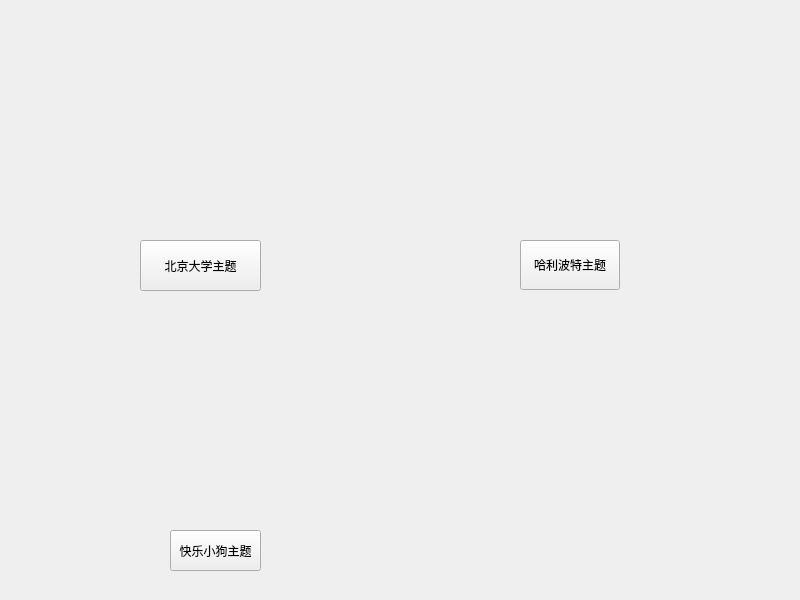
Before: the Qt Designer form realProgect/choosetheme.ui in Arthur381/QTproject, drawn with Qt 5.
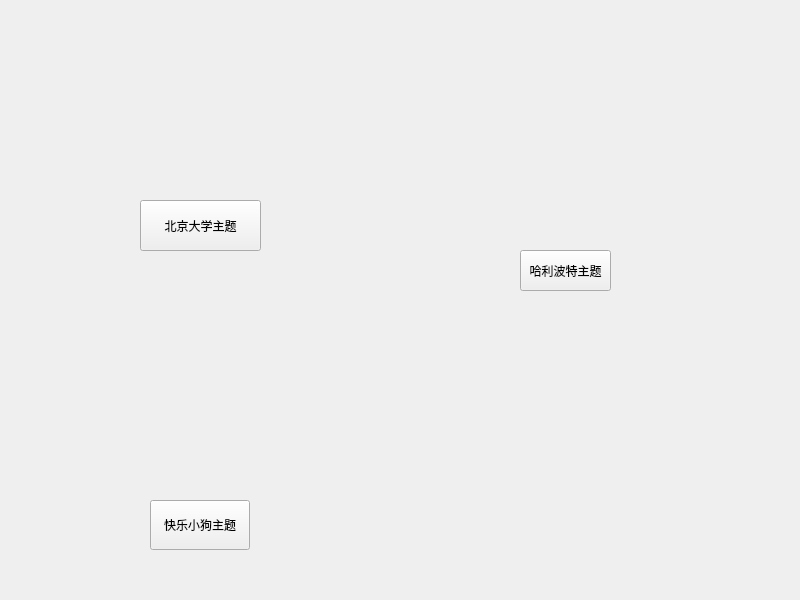
After: the same form once the commit is applied. Custom widgets are drawn as their Qt base class.

Patch:
```diff
--- a/realProgect/choosetheme.ui
+++ b/realProgect/choosetheme.ui
@@ -25,11 +25,11 @@
   <property name="windowTitle">
    <string>Form</string>
   </property>
-  <widget class="HoverButton" name="themeHP">
+  <widget class="QPushButton" name="themeHP">
    <property name="geometry">
     <rect>
-     <x>520</x>
-     <y>240</y>
+     <x>150</x>
+     <y>500</y>
      <width>100</width>
      <height>50</height>
     </rect>
@@ -47,7 +47,7 @@
     </size>
    </property>
    <property name="text">
-    <string>哈利波特主题</string>
+    <string>快乐小狗主题</string>
    </property>
   </widget>
   <widget class="QLabel" name="laPKU">
@@ -80,7 +80,7 @@
    <property name="geometry">
     <rect>
      <x>140</x>
-     <y>240</y>
+     <y>200</y>
      <width>121</width>
      <height>51</height>
     </rect>
@@ -93,7 +93,7 @@
    <property name="geometry">
     <rect>
      <x>100</x>
-     <y>310</y>
+     <y>290</y>
      <width>231</width>
      <height>201</height>
     </rect>
@@ -105,14 +105,14 @@
   <widget class="QPushButton" name="HappyDog">
    <property name="geometry">
     <rect>
-     <x>170</x>
-     <y>530</y>
+     <x>520</x>
+     <y>250</y>
      <width>91</width>
      <height>41</height>
     </rect>
    </property>
    <property name="text">
-    <string>快乐小狗主题</string>
+    <string>哈利波特主题</string>
    </property>
   </widget>
   <widget class="QLabel" name="laQIDAI">
@@ -129,13 +129,6 @@
    </property>
   </widget>
  </widget>
- <customwidgets>
-  <customwidget>
-   <class>HoverButton</class>
-   <extends>QPushButton</extends>
-   <header>hoverbutton.h</header>
-  </customwidget>
- </customwidgets>
  <resources/>
  <connections/>
 </ui>
```
